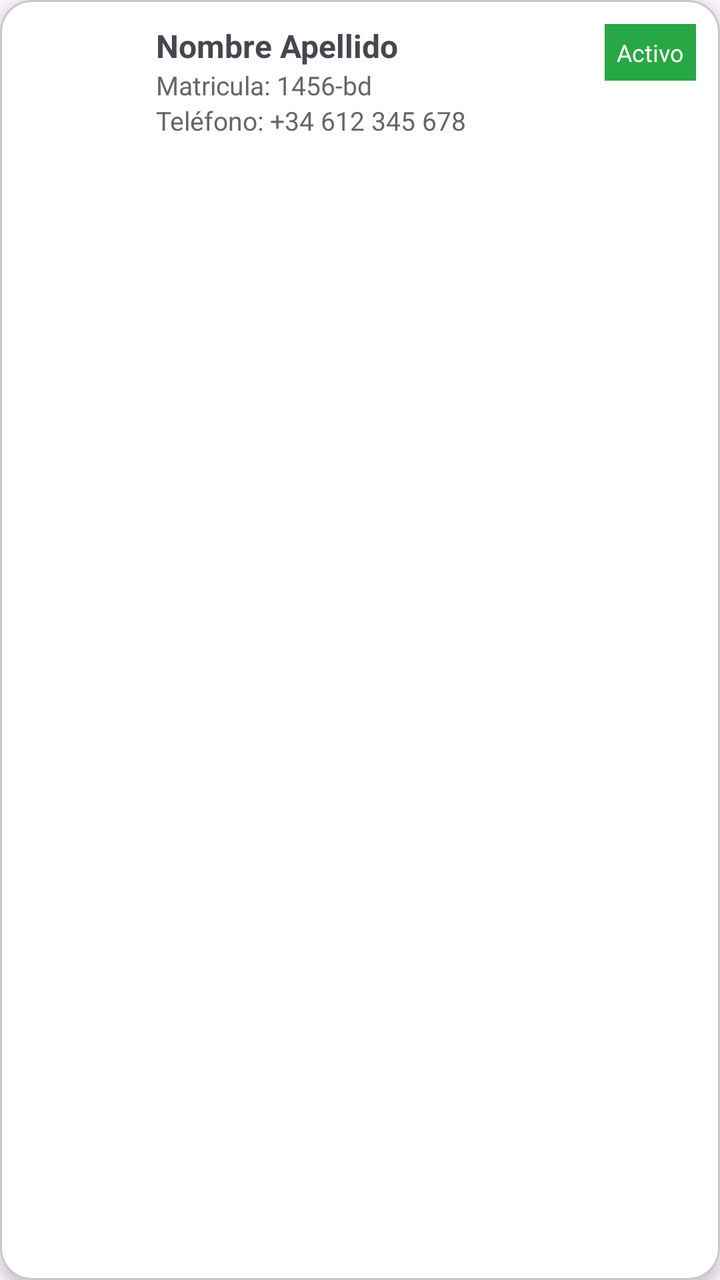
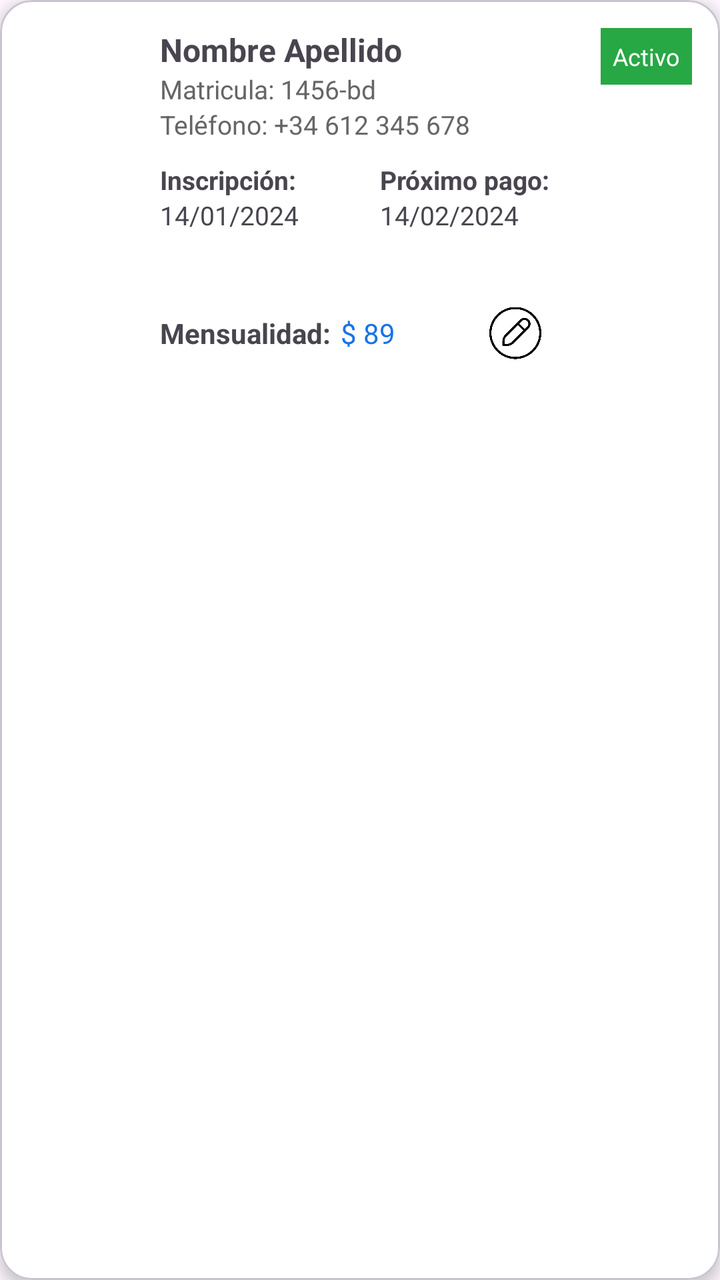

Before-and-after screenshots of an Android layout around one commit, followed by the original layout XML and the change that was made.
<!-- AndroidManifest.xml: application theme Theme.CIPBase -->
<!-- res/layout/item_student.xml -->
<?xml version="1.0" encoding="utf-8"?>
<com.google.android.material.card.MaterialCardView
    xmlns:android="http://schemas.android.com/apk/res/android"
    xmlns:app="http://schemas.android.com/apk/res-auto"
    android:layout_width="match_parent"
    android:layout_height="wrap_content"
    android:layout_marginBottom="12dp"
    app:cardCornerRadius="16dp"
    app:cardElevation="4dp"
    android:backgroundTint="#fff">

    <LinearLayout
        android:orientation="horizontal"
        android:padding="12dp"
        android:layout_width="match_parent"
        android:layout_height="wrap_content">

        <ImageView
            android:id="@+id/imgProfile"
            android:layout_width="56dp"
            android:layout_height="56dp"
            android:src="@mipmap/ic_launcher"
            android:scaleType="centerCrop"
            android:layout_marginEnd="10dp" />

        <LinearLayout
            android:orientation="vertical"
            android:layout_width="0dp"
            android:layout_weight="1"
            android:layout_height="wrap_content">

            <TextView
                android:id="@+id/txtName"
                android:text="Nombre Apellido"
                android:textStyle="bold"
                android:textSize="16sp"
                android:layout_width="wrap_content"
                android:layout_height="wrap_content"/>

            <TextView
                android:id="@+id/txtEmail"
                android:text="Matricula: 1456-bd "
                android:textSize="13sp"
                android:textColor="#666"
                android:layout_width="wrap_content"
                android:layout_height="wrap_content"/>

            <TextView
                android:id="@+id/txtPhone"
                android:text="Teléfono: +34 612 345 678"
                android:textSize="13sp"
                android:textColor="#666"
                android:layout_width="wrap_content"
                android:layout_height="wrap_content"/>
        </LinearLayout>

        <TextView
            android:id="@+id/txtStatus"
            android:text="Activo"
            android:padding="6dp"
            android:textSize="12sp"
            android:textColor="#fff"
            android:backgroundTint="#28A745"
            android:background="#228B22"
            android:layout_width="wrap_content"
            android:layout_height="wrap_content"/>
    </LinearLayout>
</com.google.android.material.card.MaterialCardView>
<!-- resources referenced by this layout -->
<resources>
  <!-- mipmap ic_launcher (mipmap-anydpi-v26) -->
  <?xml version="1.0" encoding="utf-8"?>
  <adaptive-icon xmlns:android="http://schemas.android.com/apk/res/android">
      <background android:drawable="@color/ic_launcher_background"/>
      <foreground android:drawable="@mipmap/ic_launcher_foreground"/>
  </adaptive-icon>
  <style name="Theme.CIPBase" parent="Theme.Material3.DayNight.NoActionBar">
  
      </style>
  <color name="ic_launcher_background">#F6F6F6</color>
</resources>

<!-- the commit's change to res/layout/item_student.xml (unified diff, before → after) -->
@@ -1,68 +1,163 @@
 <?xml version="1.0" encoding="utf-8"?>
-<com.google.android.material.card.MaterialCardView
-    xmlns:android="http://schemas.android.com/apk/res/android"
+<com.google.android.material.card.MaterialCardView xmlns:android="http://schemas.android.com/apk/res/android"
     xmlns:app="http://schemas.android.com/apk/res-auto"
     android:layout_width="match_parent"
     android:layout_height="wrap_content"
     android:layout_marginBottom="12dp"
+    android:backgroundTint="#fff"
     app:cardCornerRadius="16dp"
-    app:cardElevation="4dp"
-    android:backgroundTint="#fff">
+    app:cardElevation="4dp">
 
     <LinearLayout
+        android:layout_width="match_parent"
+        android:layout_height="match_parent"
         android:orientation="horizontal"
-        android:padding="12dp"
-        android:layout_width="match_parent"
-        android:layout_height="wrap_content">
-
-        <ImageView
-            android:id="@+id/imgProfile"
-            android:layout_width="56dp"
-            android:layout_height="56dp"
-            android:src="@mipmap/ic_launcher"
-            android:scaleType="centerCrop"
-            android:layout_marginEnd="10dp" />
+        android:padding="14dp">
 
         <LinearLayout
-            android:orientation="vertical"
-            android:layout_width="0dp"
-            android:layout_weight="1"
-            android:layout_height="wrap_content">
+            android:layout_width="match_parent"
+            android:layout_height="wrap_content"
+            android:orientation="horizontal">
+
+            <ImageView
+                android:id="@+id/imgProfile"
+                android:layout_width="56dp"
+                android:layout_height="56dp"
+                android:layout_marginEnd="10dp"
+                android:scaleType="centerCrop"
+                android:src="@mipmap/ic_launcher" />
+
+            <LinearLayout
+                android:layout_width="0dp"
+                android:layout_height="185dp"
+                android:layout_weight="1"
+                android:orientation="vertical">
+
+                <TextView
+                    android:id="@+id/txtName"
+                    android:layout_width="wrap_content"
+                    android:layout_height="wrap_content"
+                    android:text="Nombre Apellido"
+                    android:textSize="16sp"
+                    android:textStyle="bold" />
+
+                <TextView
+                    android:id="@+id/txtEmail"
+                    android:layout_width="wrap_content"
+                    android:layout_height="wrap_content"
+                    android:text="Matricula: 1456-bd "
+                    android:textColor="#666"
+                    android:textSize="13sp" />
+
+                <TextView
+                    android:id="@+id/txtPhone"
+                    android:layout_width="wrap_content"
+                    android:layout_height="wrap_content"
+                    android:text="Teléfono: +34 612 345 678"
+                    android:textColor="#666"
+                    android:textSize="13sp" />
+
+                <LinearLayout
+                    android:layout_width="match_parent"
+                    android:layout_height="53dp"
+                    android:layout_marginTop="10dp"
+                    android:orientation="horizontal">
+
+                    <LinearLayout
+                        android:layout_width="0dp"
+                        android:layout_height="wrap_content"
+                        android:layout_weight="1"
+                        android:orientation="vertical">
+
+                        <TextView
+                            android:layout_width="wrap_content"
+                            android:layout_height="wrap_content"
+                            android:text="Inscripción:"
+                            android:textSize="13sp"
+                            android:textStyle="bold" />
+
+                        <TextView
+                            android:id="@+id/txtInscripcion"
+                            android:layout_width="83dp"
+                            android:layout_height="match_parent"
+                            android:text="14/01/2024"
+                            android:textSize="13sp" />
+                    </LinearLayout>
+
+                    <LinearLayout
+                        android:layout_width="0dp"
+                        android:layout_height="wrap_content"
+                        android:layout_weight="1"
+                        android:orientation="vertical">
+
+                        <TextView
+                            android:layout_width="wrap_content"
+                            android:layout_height="wrap_content"
+                            android:text="Próximo pago:"
+                            android:textSize="13sp"
+                            android:textStyle="bold" />
+
+                        <TextView
+                            android:id="@+id/txtProximoPago"
+                            android:layout_width="wrap_content"
+                            android:layout_height="wrap_content"
+                            android:text="14/02/2024"
+                            android:textSize="13sp" />
+                    </LinearLayout>
+                </LinearLayout>
+
+                <LinearLayout
+                    android:layout_width="match_parent"
+                    android:layout_height="wrap_content"
+                    android:layout_marginTop="10dp"
+                    android:gravity="center_vertical"
+                    android:orientation="horizontal">
+
+                    <TextView
+                        android:layout_width="wrap_content"
+                        android:layout_height="wrap_content"
+                        android:text="Mensualidad:"
+                        android:textSize="14sp"
+                        android:textStyle="bold" />
+
+                    <TextView
+                        android:id="@+id/txtMensualidad"
+                        android:layout_width="wrap_content"
+                        android:layout_height="wrap_content"
+                        android:layout_marginStart="5dp"
+                        android:text="$ 89"
+                        android:textColor="#1A73E8"
+                        android:textSize="14sp" />
+
+                    <Space
+                        android:layout_width="45dp"
+                        android:layout_height="wrap_content"
+                        android:layout_weight="0" />
+
+                    <ImageView
+                        android:id="@+id/btnEdit"
+                        android:layout_width="30dp"
+                        android:layout_height="45dp"
+                        android:padding="2dp"
+                        android:src="@drawable/ic_edit" />
+
+                </LinearLayout>
+
+            </LinearLayout>
 
             <TextView
-                android:id="@+id/txtName"
-                android:text="Nombre Apellido"
-                android:textStyle="bold"
-                android:textSize="16sp"
+                android:id="@+id/txtStatus"
                 android:layout_width="wrap_content"
-                android:layout_height="wrap_content"/>
+                android:layout_height="wrap_content"
+                android:background="#228B22"
+                android:backgroundTint="#28A745"
+                android:padding="6dp"
+                android:text="Activo"
+                android:textColor="#fff"
+                android:textSize="12sp" />
 
-            <TextView
-                android:id="@+id/txtEmail"
-                android:text="Matricula: 1456-bd "
-                android:textSize="13sp"
-                android:textColor="#666"
-                android:layout_width="wrap_content"
-                android:layout_height="wrap_content"/>
-
-            <TextView
-                android:id="@+id/txtPhone"
-                android:text="Teléfono: +34 612 345 678"
-                android:textSize="13sp"
-                android:textColor="#666"
-                android:layout_width="wrap_content"
-                android:layout_height="wrap_content"/>
         </LinearLayout>
 
-        <TextView
-            android:id="@+id/txtStatus"
-            android:text="Activo"
-            android:padding="6dp"
-            android:textSize="12sp"
-            android:textColor="#fff"
-            android:backgroundTint="#28A745"
-            android:background="#228B22"
-            android:layout_width="wrap_content"
-            android:layout_height="wrap_content"/>
+
     </LinearLayout>
 </com.google.android.material.card.MaterialCardView>
<!-- resource entries referenced after the edit -->
@@ -1,5 +1,6 @@
 <!-- resources referenced by this layout -->
 <resources>
+  <!-- drawable ic_edit: png bitmap (drawable, 17314 bytes) -->
   <!-- mipmap ic_launcher (mipmap-anydpi-v26) -->
   <?xml version="1.0" encoding="utf-8"?>
   <adaptive-icon xmlns:android="http://schemas.android.com/apk/res/android">
